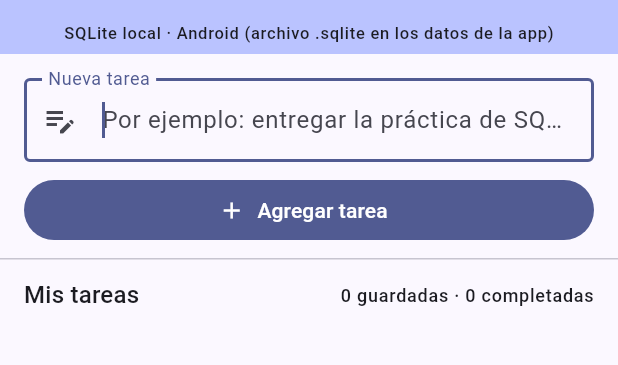
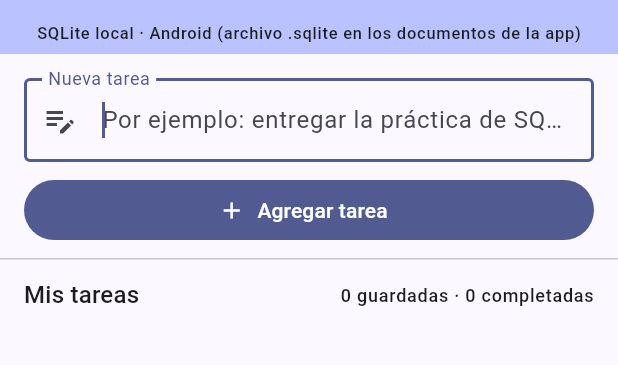
Before and after one commit to luisgustavomartinezmunoz/gestor-tareas-sqlite, a Flutter app: the screen it shows after launch, on a phone screen of 412 x 824 dp, the part 63-428 px from its top. Run offline on Flutter 3.47's test engine with Material 3 defaults, Android fonts, the phone set to English and light mode, and no system bars; our stand-ins replace drift, drift_flutter; accounts and stored records are empty; generated files the repository leaves out were written again.

Commit message:
Corregir la ruta real de la base en Windows
La app decía que la base vive en AppData, pero drift_flutter usa
getApplicationDocumentsDirectory(). Comprobado leyendo el archivo con
sqlite3: está en la carpeta Documentos del usuario, que Windows puede
redirigir a OneDrive. Se corrige el texto de la pantalla y la tabla del
README, y se sustituye el esquema por el DDL exacto que Drift genera.

```diff
--- a/lib/screens/tareas_page.dart
+++ b/lib/screens/tareas_page.dart
@@ -394,15 +394,15 @@ class _TareasPageState extends State<TareasPage> {
     if (kIsWeb) return 'web (sqlite3 WebAssembly, OPFS/IndexedDB)';
     switch (defaultTargetPlatform) {
       case TargetPlatform.android:
-        return 'Android (archivo .sqlite en los datos de la app)';
+        return 'Android (archivo .sqlite en los documentos de la app)';
       case TargetPlatform.iOS:
-        return 'iOS (archivo .sqlite en el sandbox)';
+        return 'iOS (archivo .sqlite en Documents del sandbox)';
       case TargetPlatform.windows:
-        return 'Windows (archivo .sqlite en AppData)';
+        return 'Windows (archivo .sqlite en la carpeta Documentos)';
       case TargetPlatform.linux:
-        return 'Linux (archivo .sqlite en ~/.local/share)';
+        return 'Linux (archivo .sqlite en la carpeta de documentos)';
       case TargetPlatform.macOS:
-        return 'macOS (archivo .sqlite en Application Support)';
+        return 'macOS (archivo .sqlite en Documents)';
       case TargetPlatform.fuchsia:
         return 'Fuchsia';
     }
```
Also changed, not shown: 1 other file.
